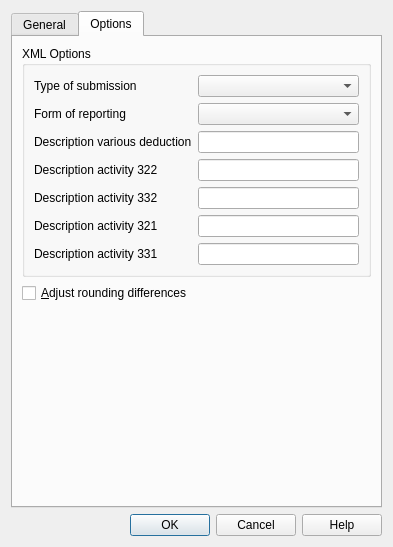
First picture: the form in VatReport/Vat2018Xml/vat_sa1s2018.dialog.ui, repository BananaAccounting/Switzerland, before the edit.
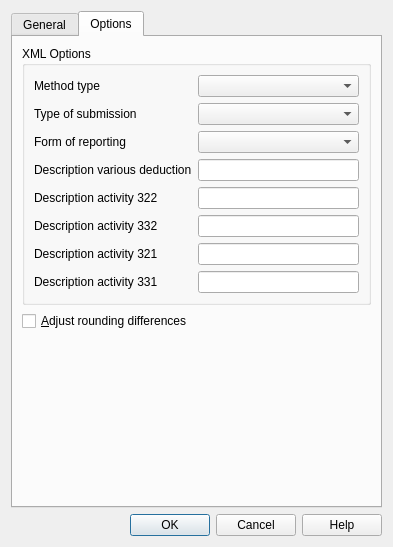
Second picture: the form after the edit. The open tabs and pages were chosen to show the change.

Commit message: Aggiunto nel dialogo opzione saldo/forfetaria (param.xml.method)

Diff of the .ui file:
```diff
--- a/VatReport/Vat2018Xml/vat_sa1s2018.dialog.ui
+++ b/VatReport/Vat2018Xml/vat_sa1s2018.dialog.ui
@@ -363,73 +363,83 @@
           <item>
            <layout class="QGridLayout" name="gridLayout_3">
             <item row="0" column="0">
+             <widget class="QLabel" name="methodTypeLabel">
+              <property name="text">
+               <string>Method type</string>
+              </property>
+             </widget>
+            </item>
+            <item row="0" column="1">
+             <widget class="QComboBox" name="methodTypeComboBox"/>
+            </item>
+            <item row="1" column="0">
              <widget class="QLabel" name="typeOfSubmissionLabel">
               <property name="text">
                <string>Type of submission</string>
               </property>
              </widget>
             </item>
-            <item row="0" column="1">
+            <item row="1" column="1">
              <widget class="QComboBox" name="typeOfSubmissionComboBox"/>
             </item>
-            <item row="1" column="0">
+            <item row="2" column="0">
              <widget class="QLabel" name="formOfReportingLabel">
               <property name="text">
                <string>Form of reporting</string>
               </property>
              </widget>
             </item>
-            <item row="1" column="1">
+            <item row="2" column="1">
              <widget class="QComboBox" name="formOfReportingComboBox"/>
             </item>
-            <item row="2" column="0">
+            <item row="3" column="0">
              <widget class="QLabel" name="desVariousDeductionsLabel">
               <property name="text">
                <string>Description various deduction</string>
               </property>
              </widget>
             </item>
-            <item row="2" column="1">
+            <item row="3" column="1">
              <widget class="QLineEdit" name="desVariousDeductionsLineEdit"/>
             </item>
-            <item row="3" column="0">
+            <item row="4" column="0">
              <widget class="QLabel" name="desActivity322Label">
               <property name="text">
                <string>Description activity 322</string>
               </property>
              </widget>
             </item>
-            <item row="3" column="1">
+            <item row="4" column="1">
              <widget class="QLineEdit" name="desActivity322LineEdit"/>
             </item>
-            <item row="4" column="0">
+            <item row="5" column="0">
              <widget class="QLabel" name="desActivity332Label">
               <property name="text">
                <string>Description activity 332</string>
               </property>
              </widget>
             </item>
-            <item row="4" column="1">
+            <item row="5" column="1">
              <widget class="QLineEdit" name="desActivity332LineEdit"/>
             </item>
-            <item row="5" column="0">
+            <item row="6" column="0">
              <widget class="QLabel" name="desActivity321Label">
               <property name="text">
                <string>Description activity 321</string>
               </property>
              </widget>
             </item>
-            <item row="5" column="1">
+            <item row="6" column="1">
              <widget class="QLineEdit" name="desActivity321LineEdit"/>
             </item>
-            <item row="6" column="0">
+            <item row="7" column="0">
              <widget class="QLabel" name="desActivity331Label">
               <property name="text">
                <string>Description activity 331</string>
               </property>
              </widget>
             </item>
-            <item row="6" column="1">
+            <item row="7" column="1">
              <widget class="QLineEdit" name="desActivity331LineEdit"/>
             </item>
            </layout>
```
Left out of the diff: 1 changed line with no effect on the pictures. The commit also changes 5 other files.
